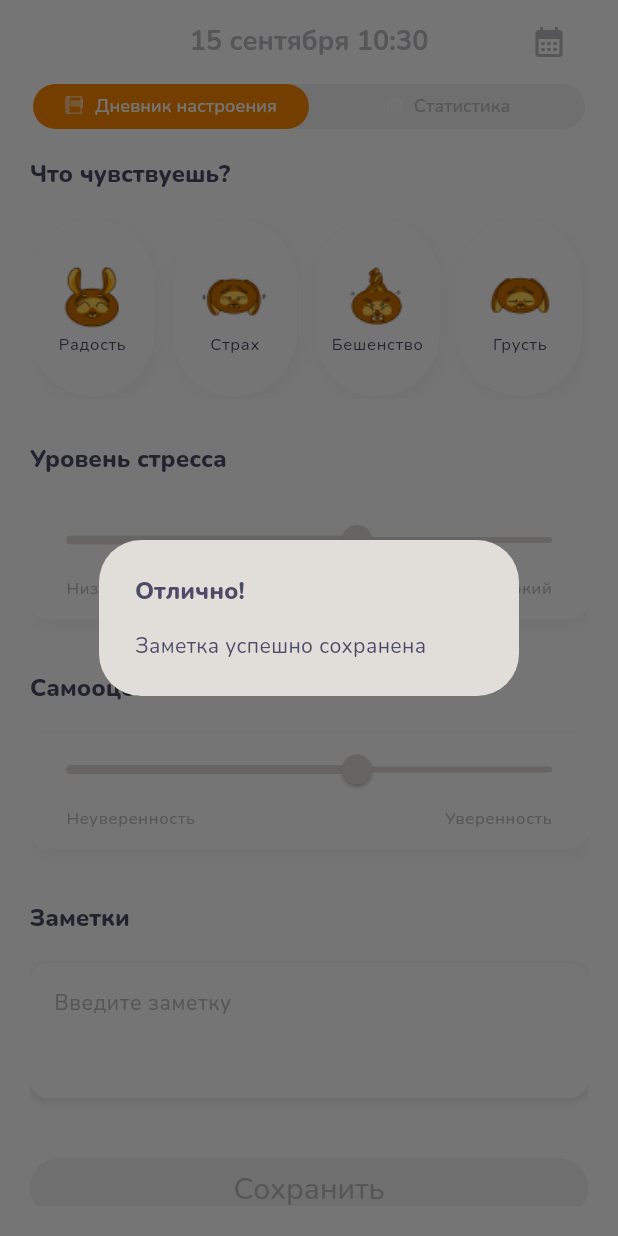
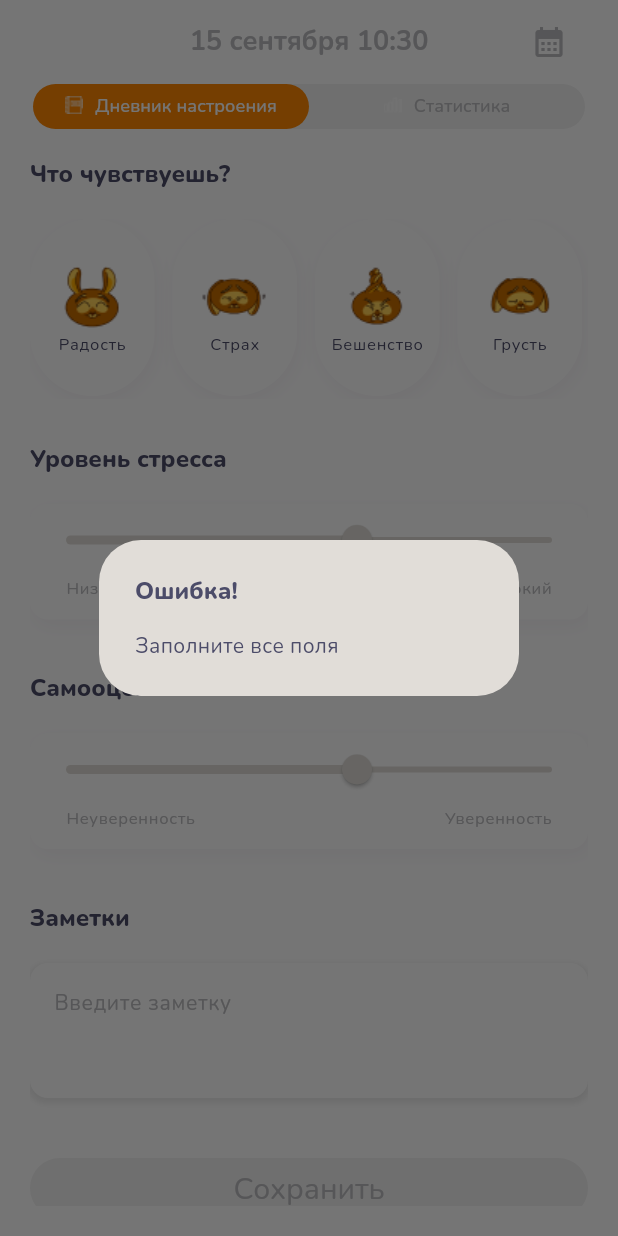
Before and after one commit to gabralava/tz, a Flutter app: the screen it shows after launch, after a tap on "Сохранить", on a phone screen of 412 x 824 dp. Run offline on Flutter 3.47's test engine with Material 3 defaults, Android fonts, the phone set to English and light mode, and no system bars; our stand-ins replace fl_chart.

Commit message:
Добавил alert при незаполненном поле

```diff
--- a/lib/presentation/screens/home_screen.dart
+++ b/lib/presentation/screens/home_screen.dart
@@ -179,12 +179,14 @@ class _HomeScreenState extends State<HomeScreen> {
                   builder: (BuildContext context) {
                     return AlertDialog(
                       title: Text(
-                        'Отлично!',
+                        isFormValid ?
+                        'Отлично!' : 'Ошибка!',
                         style: Theme.of(context).textTheme.titleLarge,
                       ),
-                      content: const Text(
-                        'Заметка успешно сохранена',
-                        style: TextStyle(
+                      content: Text(
+                        isFormValid ?
+                        'Заметка успешно сохранена' : 'Заполните все поля',
+                        style: const TextStyle(
                             fontFamily: 'Nunito',
                             fontWeight: FontWeight.w400,
                             fontSize: 14,
```
